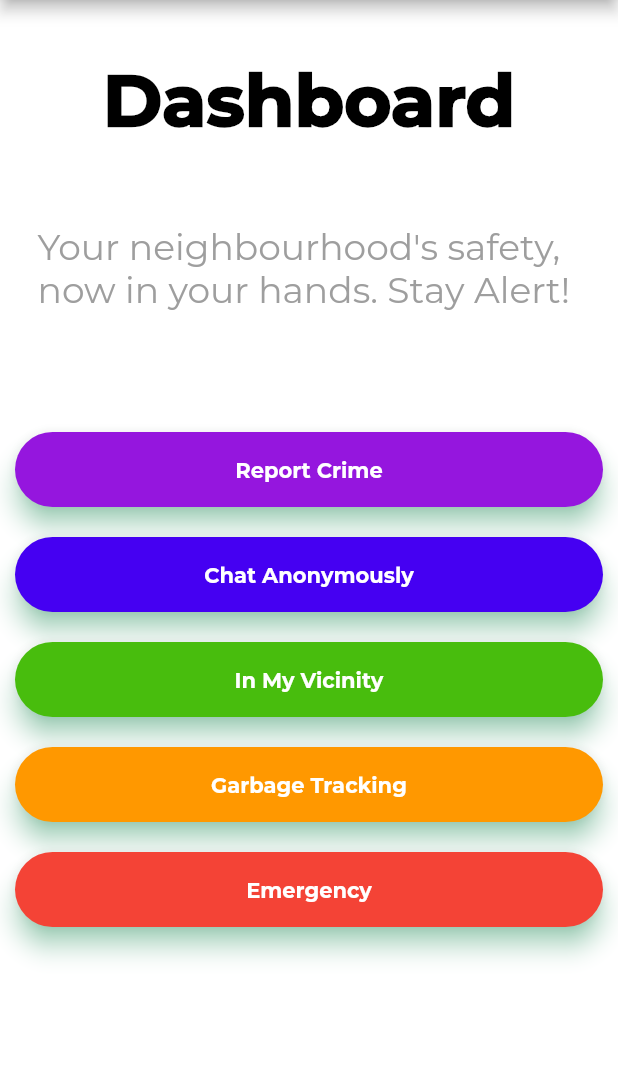
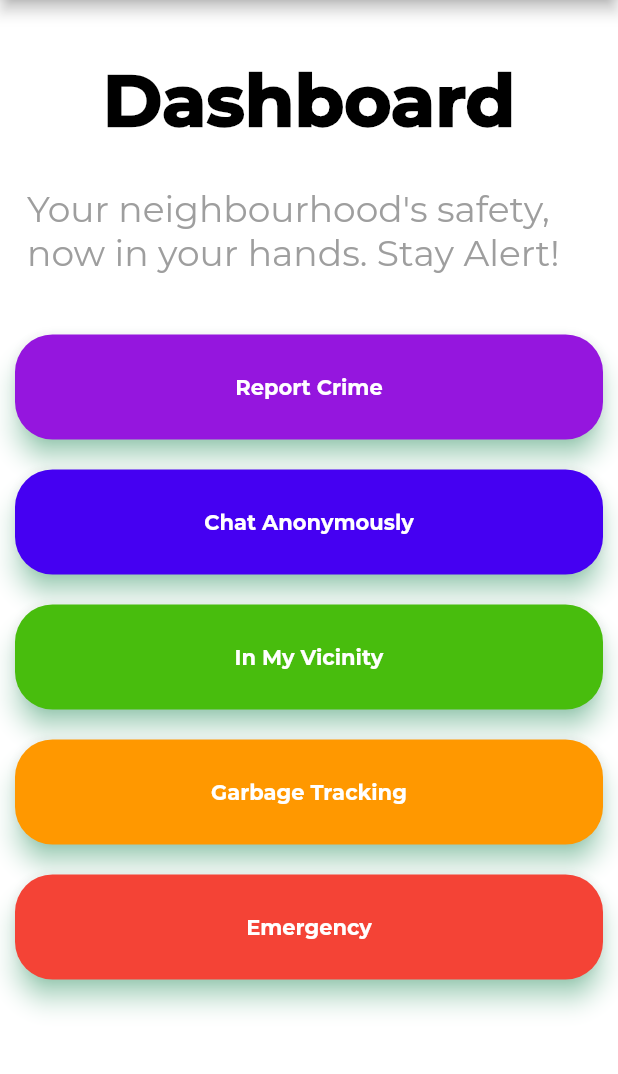
Before and after one commit to NaitikVora/watchapp, a Flutter app: the HomePage screen opened directly, on a phone screen of 412 x 824 dp, the part 84-1158 px from its top. Run offline on Flutter 3.47's test engine with Material 2 defaults, Android fonts, the light colour scheme and no system bars; our stand-ins replace cloud_firestore, file_picker, firebase_auth, firebase_core, firebase_database, firebase_storage and 6 more; missing offline and left inert: flutter_beautiful_popup, flutter_phone_direct_caller, geocoder, positioned_tap_detector_2; accounts and stored records are empty; statements that could not run were skipped; project files that could hold a hidden picture were left out.

Commit message:
minor ui

```diff
--- a/lib/pages/homepage.dart
+++ b/lib/pages/homepage.dart
@@ -77,7 +77,7 @@ class _HomePageState extends State<HomePage> {
           ? EdgeInsets.fromLTRB(10.0, 10.0, 10.0, 10.0)
           : EdgeInsets.all(10.0),
       child: Container(
-        height: 50.0,
+        height: 70.0,
         child: InkWell(
           onTap: () {
             switch (from) {
@@ -110,7 +110,7 @@ class _HomePageState extends State<HomePage> {
             }
           },
           child: Material(
-            borderRadius: BorderRadius.circular(40.0),
+            borderRadius: BorderRadius.circular(25.0),
             shadowColor: Colors.greenAccent,
             color: color,
             elevation: 7.0,
@@ -168,21 +168,21 @@ class _HomePageState extends State<HomePage> {
                 Container(
                   child: Center(
                     child: Padding(
-                      padding: const EdgeInsets.fromLTRB(25, 25, 0, 0),
+                      padding: const EdgeInsets.fromLTRB(18, 0, 0, 0),
                       child: Text(
                         "Your neighbourhood's safety, now in your hands. Stay Alert!",
                         style: TextStyle(
                           color: Colors.grey,
                           fontSize: 24,
                           fontFamily: 'Montserrat',
-                          fontWeight: FontWeight.w100,
+                          fontWeight: FontWeight.w500,
                         ),
                       ),
                     ),
                   ),
                 ),
                 SizedBox(
-                  height: 70.0,
+                  height: 30.0,
                 ),
                 Column(
                   children: [
```
